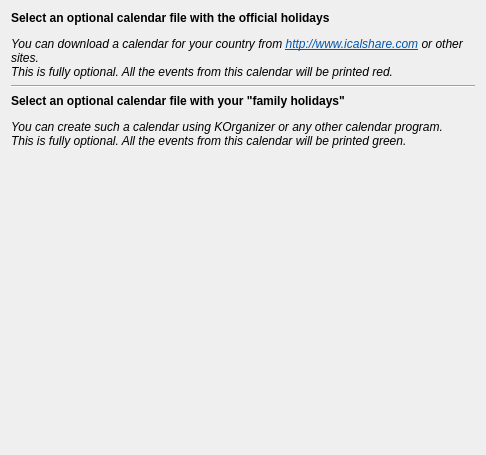
Before: the Qt Designer form calendar/calevents.ui in KDE/kipi-plugins, drawn with Qt 5.
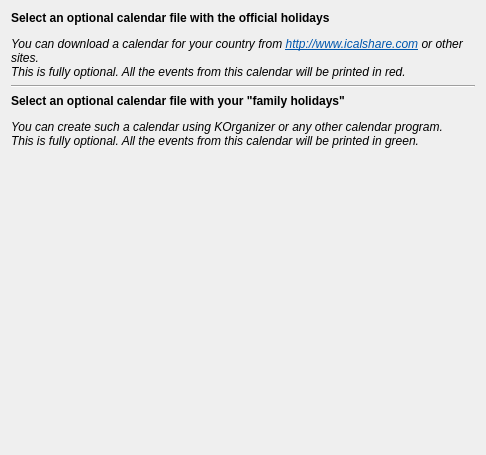
After: the same form once the commit is applied. Custom widgets are drawn as their Qt base class.

What changed in the file:
```diff
--- a/calendar/calevents.ui
+++ b/calendar/calevents.ui
@@ -46,7 +46,7 @@
 p, li { white-space: pre-wrap; }
 &lt;/style>&lt;/head>&lt;body style=" font-family:'DejaVu Sans'; font-size:9pt; font-weight:400; font-style:italic;">
 &lt;p style=" margin-top:0px; margin-bottom:0px; margin-left:0px; margin-right:0px; -qt-block-indent:0; text-indent:0px;">You can download a calendar for your country from &lt;a href="http://www.icalshare.com">&lt;span style=" text-decoration: underline; color:#0057ae;">http://www.icalshare.com&lt;/span>&lt;/a> or other sites.&lt;/p>
-&lt;p style=" margin-top:0px; margin-bottom:0px; margin-left:0px; margin-right:0px; -qt-block-indent:0; text-indent:0px;">This is fully optional. All the events from this calendar will be printed red.&lt;/p>&lt;/body>&lt;/html></string>
+&lt;p style=" margin-top:0px; margin-bottom:0px; margin-left:0px; margin-right:0px; -qt-block-indent:0; text-indent:0px;">This is fully optional. All the events from this calendar will be printed in red.&lt;/p>&lt;/body>&lt;/html></string>
      </property>
      <property name="alignment" >
       <set>Qt::AlignVCenter</set>
@@ -98,7 +98,7 @@
      </property>
      <property name="text" >
       <string>You can create such a calendar using KOrganizer or any other calendar program.
-This is fully optional. All the events from this calendar will be printed green.</string>
+This is fully optional. All the events from this calendar will be printed in green.</string>
      </property>
      <property name="alignment" >
       <set>Qt::AlignVCenter</set>
```
